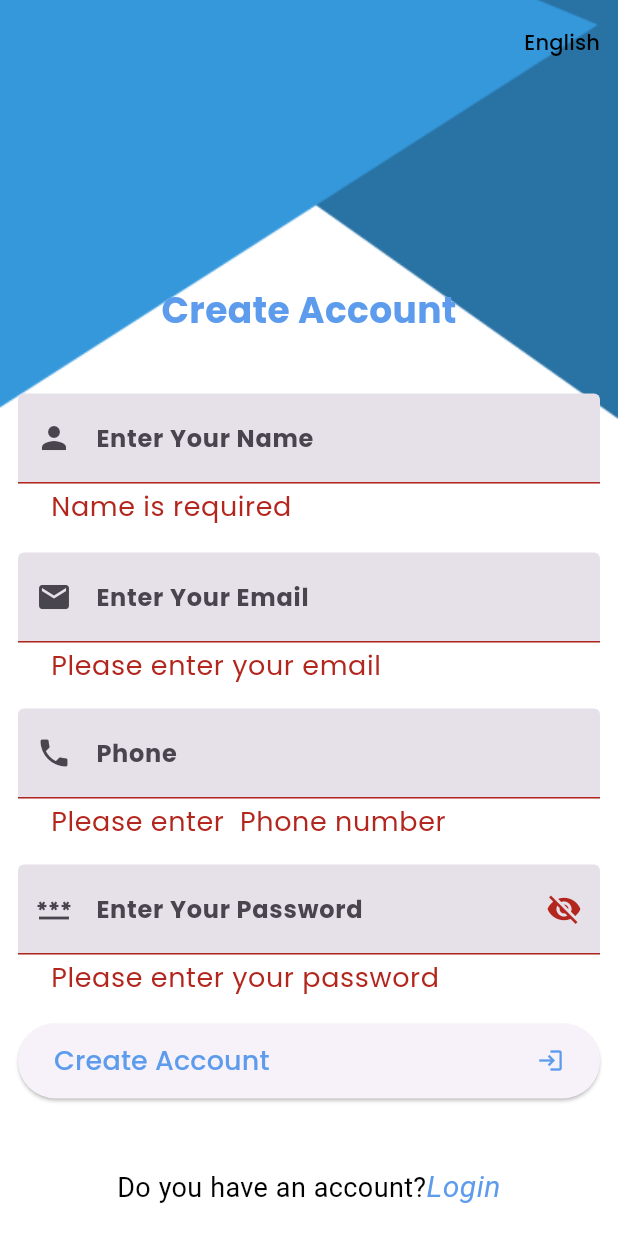
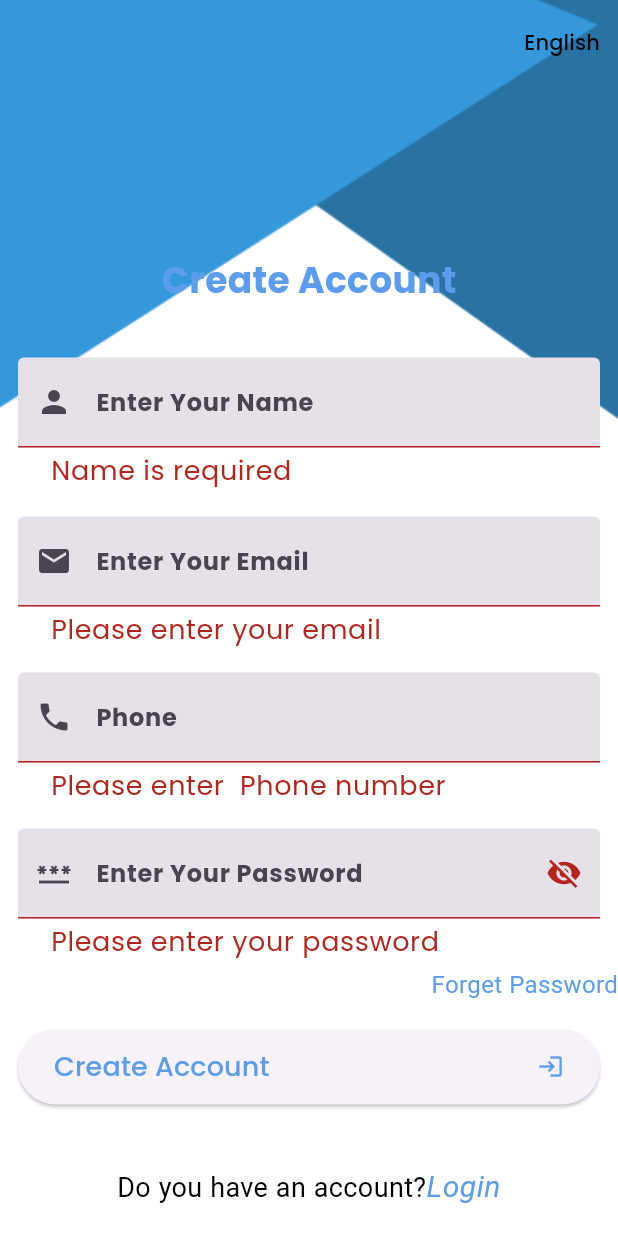
Before and after one commit to Ahm3dmohamed/todo_app, a Flutter app: the screen it shows after launch, after a tap on "Create Account", on a phone screen of 412 x 824 dp. Run offline on Flutter 3.47's test engine with Material 3 defaults, Android fonts, the phone set to English and light mode, and no system bars; our stand-ins replace awesome_snackbar_content, cloud_firestore, easy_date_timeline, firebase_auth, firebase_core, flutter_slidable and 1 more; accounts and stored records are empty; generated files the repository leaves out were written again; network calls fail.

```diff
--- a/lib/main.dart
+++ b/lib/main.dart
@@ -6,9 +6,10 @@ import 'package:todo_app/modules/core/model/auth/pages/create_acount_screen.dart
 import 'package:todo_app/modules/core/model/auth/pages/login_screen.dart';
 import 'package:todo_app/modules/core/themes/apptheme.dart';
 import 'package:todo_app/modules/layouts/manager/provider/local_provider.dart';
+import 'package:todo_app/modules/layouts/manager/provider/provider.dart';
 import 'package:todo_app/modules/layouts/manager/provider/theme_provider.dart';
-import 'package:todo_app/modules/layouts/screens/home_screen.dart';
 import 'package:todo_app/modules/layouts/screens/layout_screen.dart';
+import 'package:todo_app/modules/layouts/screens/splash_screen.dart';
 import 'package:flutter_gen/gen_l10n/app_localizations.dart';
 import 'package:todo_app/modules/layouts/screens/settings/settings.dart';
 
@@ -27,6 +28,8 @@ void main() async {
       providers: [
         ChangeNotifierProvider(create: (context) => ThemeProvider()),
         ChangeNotifierProvider(create: (context) => LocaleProvider()),
+        ChangeNotifierProvider(
+            create: (context) => MainProvider()), // Add this line
       ],
       child: const MyApp(),
     ),
@@ -46,10 +49,10 @@ class MyApp extends StatelessWidget {
       themeMode: themeProvider.currentTheme,
       darkTheme: Apptheme.darkTheme,
       debugShowCheckedModeBanner: false,
-      initialRoute: LayoutScreen.routeName,
+      initialRoute: SplashScreen.routeName,
       routes: {
         LayoutScreen.routeName: (context) => const LayoutScreen(),
-        HomeScreen.routeName: (context) => HomeScreen(),
+        SplashScreen.routeName: (context) => SplashScreen(),
         Settings.routeName: (context) => const Settings(),
         LoginScreen.routeName: (context) => const LoginScreen(),
         CreateAcountScreen.routeName: (context) => CreateAcountScreen(),
@@ -60,3 +63,4 @@ class MyApp extends StatelessWidget {
     );
   }
 }
+// Drop DownTwon to change bettween mode and language
--- a/lib/modules/core/model/auth/pages/create_acount_screen.dart
+++ b/lib/modules/core/model/auth/pages/create_acount_screen.dart
@@ -70,7 +70,7 @@ class CreateAcountScreen extends StatelessWidget {
                           keyboardType: TextInputType.name,
                           controller: authProvider.nameController,
                           validator: (value) {
-                            if (value == null || value.isEmpty) {
+                            if (value == null || value.trim().isEmpty) {
                               return "Name is required";
                             }
                             return null;
@@ -103,7 +103,7 @@ class CreateAcountScreen extends StatelessWidget {
                           autovalidateMode: AutovalidateMode.onUserInteraction,
                           controller: authProvider.emailController,
                           validator: (value) {
-                            if (value == null || value.isEmpty) {
+                            if (value == null || value.trim().isEmpty) {
                               return 'Please enter your email';
                             }
                             if (!RegExp(r'^[^@]+@[^@]+\.[^@]+')
@@ -179,7 +179,7 @@ class CreateAcountScreen extends StatelessWidget {
                           autovalidateMode: AutovalidateMode.onUserInteraction,
                           controller: authProvider.passController,
                           validator: (value) {
-                            if (value == null || value.isEmpty) {
+                            if (value == null || value.trim().isEmpty) {
                               return 'Please enter your password';
                             }
                             if (value.length < 6) {
@@ -211,6 +211,26 @@ class CreateAcountScreen extends StatelessWidget {
                                     BorderSide(color: Color(0xFF5D9CEC))),
                             filled: true,
                             contentPadding: const EdgeInsets.all(18),
+                          ),
+                        ),
+                      ),
+                      InkWell(
+                        onTap: () {
+                          authProvider.resetPawword();
+                        },
+                        child: const Padding(
+                          padding: EdgeInsets.only(left: 24, top: 5),
+                          child: Row(
+                            mainAxisAlignment: MainAxisAlignment.end,
+                            children: [
+                              Text.rich(
+                                  // textAlign: TextAlign.end,
+                                  TextSpan(
+                                      style: TextStyle(
+                                          fontSize: 16,
+                                          color: Color(0xFF5D9CEC)),
+                                      text: "Forget Password")),
+                            ],
                           ),
                         ),
                       ),
--- a/lib/modules/core/service/firebase_function.dart
+++ b/lib/modules/core/service/firebase_function.dart
@@ -126,6 +126,7 @@ class FirebaseFunction {
         email: email,
         password: password,
       );
+      return credential;
       // if (credential.user != null) {
       //   if (!credential.user!.emailVerified) {
       //     print("Error: Email is not verified.");
@@ -150,4 +151,8 @@ class FirebaseFunction {
       print('Document not found.');
     }
   }
+
+  static resetPassword(String email) {
+    FirebaseAuth.instance.sendPasswordResetEmail(email: email);
+  }
 }
--- a/lib/modules/layouts/screens/splash_screen.dart
+++ b/lib/modules/layouts/screens/splash_screen.dart
@@ -1,18 +1,52 @@
-// import 'package:flutter/material.dart';
+import 'dart:async';
+import 'package:firebase_auth/firebase_auth.dart';
+import 'package:flutter/material.dart';
+import 'package:provider/provider.dart';
+import 'package:todo_app/modules/core/model/auth/pages/create_acount_screen.dart';
+import 'package:todo_app/modules/layouts/manager/provider/theme_provider.dart';
+import 'package:todo_app/modules/layouts/screens/layout_screen.dart';
 
-// class SplashScreen extends StatefulWidget {
-//   Widget child;
-//   SplashScreen({required this.child});
+class SplashScreen extends StatefulWidget {
+  static const String routeName = "SplashScreen";
+  const SplashScreen({super.key});
+  @override
+  State<SplashScreen> createState() => _SplashScreenState();
+}
 
-//   @override
-//   State<SplashScreen> createState() => _SplashScreenState();
-// }
+class _SplashScreenState extends State<SplashScreen> {
+  @override
+  void initState() {
+    super.initState();
+    Timer(
+      const Duration(seconds: 5),
+      () {
+        if (FirebaseAuth.instance.currentUser != null) {
+          Navigator.pushNamedAndRemoveUntil(
+            context,
+            LayoutScreen.routeName,
+            (route) => false,
+          );
+        } else {
+          Navigator.pushNamedAndRemoveUntil(
+            context,
+            CreateAcountScreen.routeName,
+            (route) => false,
+          );
+        }
+      },
+    );
+  }
 
-// class _SplashScreenState extends State<SplashScreen> {
-//   @override
-//   Widget build(BuildContext context) {
-//     return Scaffold(
-//       backgroundColor: const Color(0xff060E1E),
-//     );
-//   }
-// }
+  @override
+  Widget build(BuildContext context) {
+    ThemeProvider provider = Provider.of<ThemeProvider>(context);
+    bool isDark = provider.isDarkEnabled();
+    return Container(
+        decoration: const BoxDecoration(
+          color: Color(0xffDFECDB),
+        ),
+        child: Image.asset(isDark
+            ? "assets/images/dark_splash.png"
+            : "assets/images/logo.png"));
+  }
+}
```
Also changed, not shown: lib/modules/core/model/auth/pages/login_screen.dart (+21 -2 lines), lib/modules/layouts/manager/provider/auth_provider.dart (+11 -5 lines), lib/modules/layouts/manager/provider/provider.dart (+6 -1 lines), lib/modules/layouts/screens/home_screen.dart (deleted, +0 -95 lines), lib/modules/layouts/screens/layout_screen.dart (+85 -44 lines), lib/modules/layouts/screens/tasks/task_screen.dart (+6 -7 lines).
